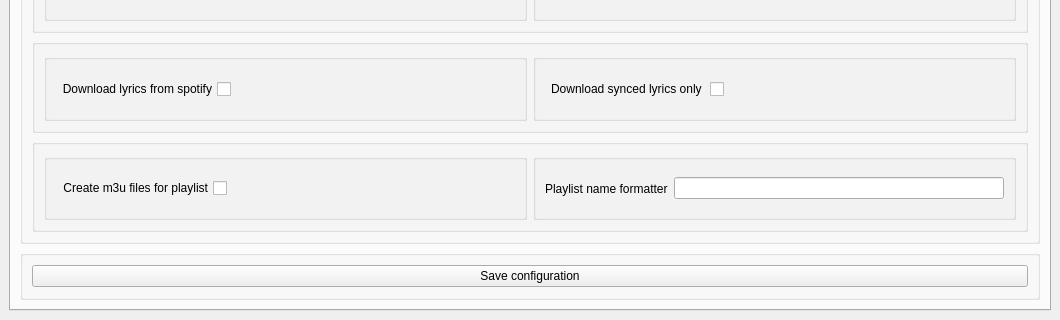
Qt form ui/main.ui (moddroid94/onthespot) before a commit; both pictures show x 0 to 1060 and y 418 to 738 of the 1060 by 738 pixel window.
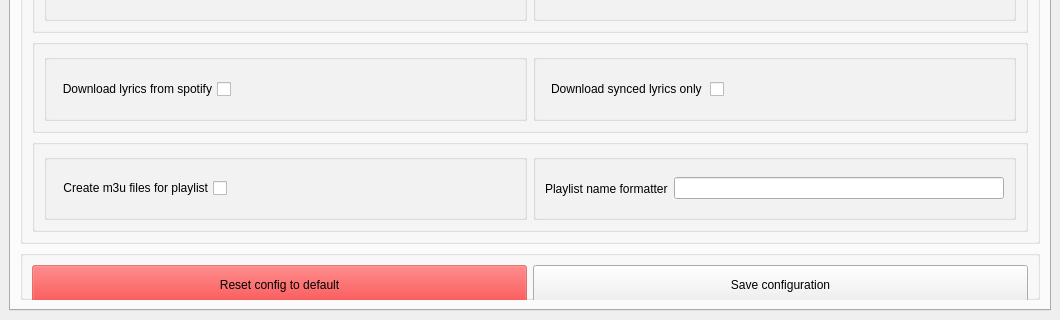
The same form after that commit. The open tabs and pages were chosen to show the change.

Commit message: Add config rollback, fix crash when spotify not running

The edit to the form file:
```diff
--- a/ui/main.ui
+++ b/ui/main.ui
@@ -962,6 +962,12 @@
         </item>
         <item>
          <widget class="QGroupBox" name="groupBox_24">
+          <property name="minimumSize">
+           <size>
+            <width>0</width>
+            <height>0</height>
+           </size>
+          </property>
           <property name="maximumSize">
            <size>
             <width>16777215</width>
@@ -974,9 +980,31 @@
           <property name="flat">
            <bool>true</bool>
           </property>
-          <layout class="QVBoxLayout" name="verticalLayout_13">
+          <layout class="QHBoxLayout" name="horizontalLayout_30">
+           <item>
+            <widget class="QPushButton" name="btn_seset_config">
+             <property name="minimumSize">
+              <size>
+               <width>0</width>
+               <height>40</height>
+              </size>
+             </property>
+             <property name="styleSheet">
+              <string notr="true">background-color: rgba(255, 0, 0, 100);</string>
+             </property>
+             <property name="text">
+              <string>Reset config to default</string>
+             </property>
+            </widget>
+           </item>
            <item>
             <widget class="QPushButton" name="btn_save_adv_config">
+             <property name="minimumSize">
+              <size>
+               <width>0</width>
+               <height>40</height>
+              </size>
+             </property>
              <property name="text">
               <string>Save configuration</string>
              </property>
```
The commit also changes 3 other files.
